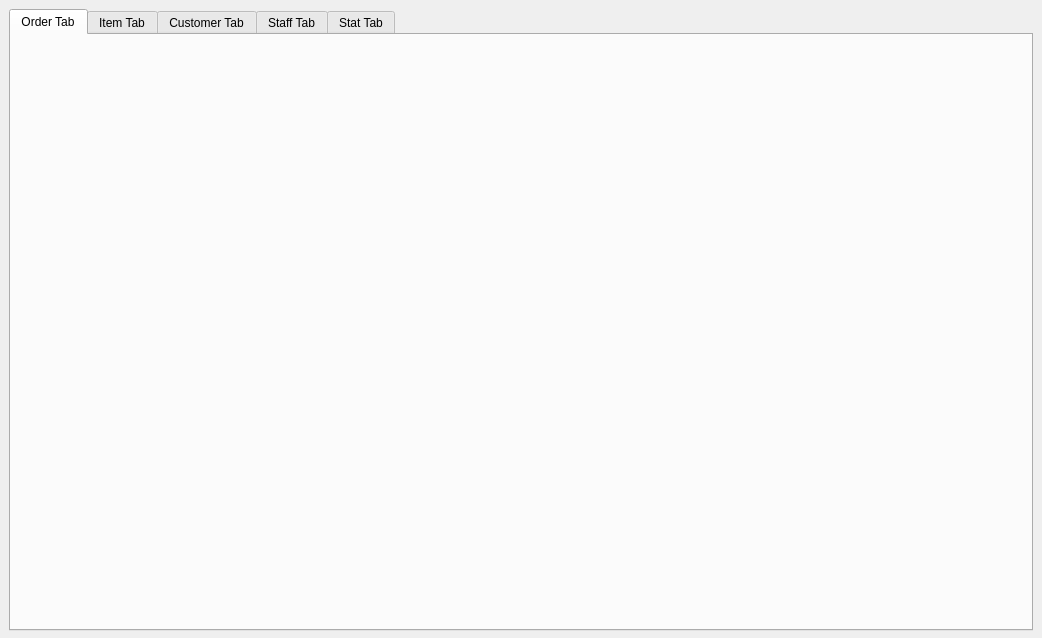
nivcoo/CESI-POO, file window/main/mainwindow.ui: the form before one commit.
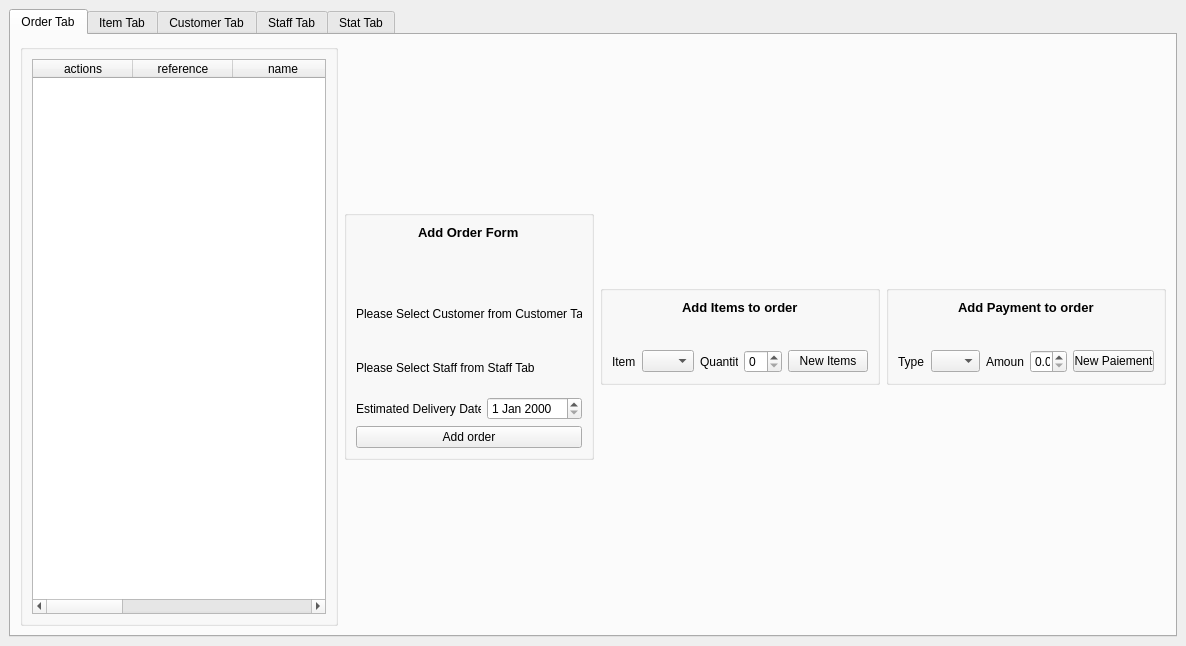
The form after the commit. The open tabs and pages were chosen to show the change.

Commit message: improv. change struct and add order tab without correct table

What changed in the file:
```diff
--- a/window/main/mainwindow.ui
+++ b/window/main/mainwindow.ui
@@ -6,8 +6,8 @@
    <rect>
     <x>0</x>
     <y>0</y>
-    <width>1042</width>
-    <height>638</height>
+    <width>1186</width>
+    <height>646</height>
    </rect>
   </property>
   <property name="minimumSize">
@@ -68,6 +68,400 @@
          <attribute name="title">
           <string>Order Tab</string>
          </attribute>
+         <layout class="QHBoxLayout" name="orderTabL">
+          <item>
+           <widget class="QGroupBox" name="orderFormBox1">
+            <layout class="QHBoxLayout" name="orderFormLBox1">
+             <item>
+              <widget class="QTableWidget" name="orderListTable">
+               <property name="autoFillBackground">
+                <bool>false</bool>
+               </property>
+               <property name="styleSheet">
+                <string notr="true"/>
+               </property>
+               <property name="editTriggers">
+                <set>QAbstractItemView::NoEditTriggers</set>
+               </property>
+               <property name="showGrid">
+                <bool>true</bool>
+               </property>
+               <property name="gridStyle">
+                <enum>Qt::SolidLine</enum>
+               </property>
+               <property name="sortingEnabled">
+                <bool>true</bool>
+               </property>
+               <attribute name="verticalHeaderShowSortIndicator" stdset="0">
+                <bool>false</bool>
+               </attribute>
+               <column>
+                <property name="text">
+                 <string>actions</string>
+                </property>
+               </column>
+               <column>
+                <property name="text">
+                 <string>reference</string>
+                </property>
+               </column>
+               <column>
+                <property name="text">
+                 <string>name</string>
+                </property>
+               </column>
+               <column>
+                <property name="text">
+                 <string>resuply_threshold</string>
+                </property>
+               </column>
+               <column>
+                <property name="text">
+                 <string>quantity</string>
+                </property>
+               </column>
+               <column>
+                <property name="text">
+                 <string>price_ht</string>
+                </property>
+               </column>
+               <column>
+                <property name="text">
+                 <string>vat</string>
+                </property>
+               </column>
+              </widget>
+             </item>
+            </layout>
+           </widget>
+          </item>
+          <item>
+           <widget class="QGroupBox" name="orderFormBox2">
+            <property name="minimumSize">
+             <size>
+              <width>250</width>
+              <height>250</height>
+             </size>
+            </property>
+            <property name="maximumSize">
+             <size>
+              <width>250</width>
+              <height>250</height>
+             </size>
+            </property>
+            <layout class="QVBoxLayout" name="orderFormLBox2">
+             <property name="sizeConstraint">
+              <enum>QLayout::SetNoConstraint</enum>
+             </property>
+             <item>
+              <layout class="QVBoxLayout" name="orderFormTitleLayout">
+               <item alignment="Qt::AlignHCenter|Qt::AlignTop">
+                <widget class="QLabel" name="titleOrder">
+                 <property name="sizePolicy">
+                  <sizepolicy hsizetype="Preferred" vsizetype="Preferred">
+                   <horstretch>0</horstretch>
+                   <verstretch>0</verstretch>
+                  </sizepolicy>
+                 </property>
+                 <property name="font">
+                  <font>
+                   <family>MS Shell Dlg 2</family>
+                   <pointsize>10</pointsize>
+                   <weight>75</weight>
+                   <bold>true</bold>
+                  </font>
+                 </property>
+                 <property name="accessibleName">
+                  <string>titleorder</string>
+                 </property>
+                 <property name="text">
+                  <string>Add Order Form</string>
+                 </property>
+                </widget>
+               </item>
+              </layout>
+             </item>
+             <item>
+              <widget class="QLineEdit" name="orderFormStaffID">
+               <property name="styleSheet">
+                <string notr="true">width:0px;
+                                                                    height:0px;
+                                                                    border:none;
+
+                                                                </string>
+               </property>
+              </widget>
+             </item>
+             <item>
+              <widget class="QLineEdit" name="orderFormCustomerID">
+               <property name="styleSheet">
+                <string notr="true">width:0px;
+                                                                    height:0px;
+                                                                    border:none;
+
+                                                                </string>
+               </property>
+              </widget>
+             </item>
+             <item>
+              <layout class="QHBoxLayout" name="orderH2">
+               <item>
+                <layout class="QGridLayout" name="orderH3">
+                 <item row="0" column="0">
+                  <widget class="QLabel" name="orderL1">
+                   <property name="text">
+                    <string>Please Select Customer from Customer Tab</string>
+                   </property>
+                  </widget>
+                 </item>
+                </layout>
+               </item>
+              </layout>
+             </item>
+             <item>
+              <layout class="QHBoxLayout" name="orderH4">
+               <item>
+                <layout class="QHBoxLayout" name="orderH5">
+                 <item>
+                  <widget class="QLabel" name="orderL3">
+                   <property name="text">
+                    <string>Please Select Staff from Staff Tab</string>
+                   </property>
+                  </widget>
+                 </item>
+                </layout>
+               </item>
+              </layout>
+             </item>
+             <item>
+              <layout class="QHBoxLayout" name="orderH6">
+               <item>
+                <layout class="QHBoxLayout" name="orderH7">
+                 <item>
+                  <widget class="QLabel" name="orderL5">
+                   <property name="text">
+                    <string>Estimated Delivery Date</string>
+                   </property>
+                  </widget>
+                 </item>
+                 <item>
+                  <widget class="QDateEdit" name="orderFormEstimatedDeliveryDate"/>
+                 </item>
+                </layout>
+               </item>
+              </layout>
+             </item>
+             <item>
+              <layout class="QHBoxLayout" name="orderH16">
+               <item>
+                <widget class="QPushButton" name="pushButtonAddOrder">
+                 <property name="cursor">
+                  <cursorShape>PointingHandCursor</cursorShape>
+                 </property>
+                 <property name="accessibleName">
+                  <string>pushButtonAddorder</string>
+                 </property>
+                 <property name="autoFillBackground">
+                  <bool>false</bool>
+                 </property>
+                 <property name="text">
+                  <string>Add order</string>
+                 </property>
+                </widget>
+               </item>
+              </layout>
+             </item>
+            </layout>
+           </widget>
+          </item>
+          <item>
+           <widget class="QGroupBox" name="orderFormBox3">
+            <property name="minimumSize">
+             <size>
+              <width>280</width>
+              <height>100</height>
+             </size>
+            </property>
+            <property name="maximumSize">
+             <size>
+              <width>280</width>
+              <height>100</height>
+             </size>
+            </property>
+            <property name="title">
+             <string/>
+            </property>
+            <layout class="QVBoxLayout" name="orderFormLBox3">
+             <item>
+              <layout class="QVBoxLayout" name="orderFormTitleItemLayout">
+               <item alignment="Qt::AlignHCenter|Qt::AlignTop">
+                <widget class="QLabel" name="titleItemOrder">
+                 <property name="sizePolicy">
+                  <sizepolicy hsizetype="Preferred" vsizetype="Preferred">
+                   <horstretch>0</horstretch>
+                   <verstretch>0</verstretch>
+                  </sizepolicy>
+                 </property>
+                 <property name="font">
+                  <font>
+                   <family>MS Shell Dlg 2</family>
+                   <pointsize>10</pointsize>
+                   <weight>75</weight>
+                   <bold>true</bold>
+                  </font>
+                 </property>
+                 <property name="accessibleName">
+                  <string>titleItemOrder</string>
+                 </property>
+                 <property name="text">
+                  <string>Add Items to order</string>
+                 </property>
+                </widget>
+               </item>
+              </layout>
+             </item>
+             <item>
+              <layout class="QHBoxLayout" name="orderH17_2">
+               <item>
+                <layout class="QHBoxLayout" name="orderH18_2">
+                 <item>
+                  <widget class="QLabel" name="orderL6">
+                   <property name="text">
+                    <string>Item</string>
+                   </property>
+                  </widget>
+                 </item>
+                 <item>
+                  <widget class="QComboBox" name="orderFormItemSelect"/>
+                 </item>
+                </layout>
+               </item>
+               <item>
+                <layout class="QHBoxLayout" name="orderH19_2">
+                 <item>
+                  <widget class="QLabel" name="orderL7">
+                   <property name="text">
+                    <string>Quantity</string>
+                   </property>
+                  </widget>
+                 </item>
+                 <item>
+                  <widget class="QSpinBox" name="orderFormItemQuantity"/>
+                 </item>
+                </layout>
+               </item>
+               <item>
+                <layout class="QHBoxLayout" name="orderH20_2">
+                 <item>
+                  <widget class="QPushButton" name="pushButtonAddItemToOrder">
+                   <property name="text">
+                    <string>New Items</string>
+                   </property>
+                  </widget>
+                 </item>
+                </layout>
+               </item>
+              </layout>
+             </item>
+            </layout>
+           </widget>
+          </item>
+          <item>
+           <widget class="QGroupBox" name="orderFormBox4">
+            <property name="minimumSize">
+             <size>
+              <width>280</width>
+              <height>100</height>
+             </size>
+            </property>
+            <property name="maximumSize">
+             <size>
+              <width>280</width>
+              <height>100</height>
+             </size>
+            </property>
+            <property name="title">
+             <string/>
+            </property>
+            <layout class="QVBoxLayout" name="orderFormLBox4">
+             <item>
+              <layout class="QVBoxLayout" name="orderFormTitlePaymentLayout">
+               <item alignment="Qt::AlignHCenter|Qt::AlignTop">
+                <widget class="QLabel" name="titlePaymentOrder">
+                 <property name="sizePolicy">
+                  <sizepolicy hsizetype="Preferred" vsizetype="Preferred">
+                   <horstretch>0</horstretch>
+                   <verstretch>0</verstretch>
+                  </sizepolicy>
+                 </property>
+                 <property name="font">
+                  <font>
+                   <family>MS Shell Dlg 2</family>
+                   <pointsize>10</pointsize>
+                   <weight>75</weight>
+                   <bold>true</bold>
+                  </font>
+                 </property>
+                 <property name="whatsThis">
+                  <string/>
+                 </property>
+                 <property name="accessibleName">
+                  <string>titlePaymentOrder</string>
+                 </property>
+                 <property name="text">
+                  <string>Add Payment to order</string>
+                 </property>
+                </widget>
+               </item>
+              </layout>
+             </item>
+             <item>
+              <layout class="QHBoxLayout" name="orderH17">
+               <item>
+                <layout class="QHBoxLayout" name="orderH18">
+                 <item>
+                  <widget class="QLabel" name="orderL8">
+                   <property name="text">
+                    <string>Type</string>
+                   </property>
+                  </widget>
+                 </item>
+                 <item>
+                  <widget class="QComboBox" name="orderFormPaymentSelect"/>
+                 </item>
+                </layout>
+               </item>
+               <item>
+                <layout class="QHBoxLayout" name="orderH19">
+                 <item>
+                  <widget class="QLabel" name="orderL9">
+                   <property name="text">
+                    <string>Amount</string>
+                   </property>
+                  </widget>
+                 </item>
+                 <item>
+                  <widget class="QDoubleSpinBox" name="orderFormPaymentAmount"/>
+                 </item>
+                </layout>
+               </item>
+               <item>
+                <layout class="QHBoxLayout" name="orderH20">
+                 <item>
+                  <widget class="QPushButton" name="pushButtonAddPaymentToOrder">
+                   <property name="text">
+                    <string>New Paiement</string>
+                   </property>
+                  </widget>
+                 </item>
+                </layout>
+               </item>
+              </layout>
+             </item>
+            </layout>
+           </widget>
+          </item>
+         </layout>
         </widget>
         <widget class="QWidget" name="itemTab">
          <attribute name="title">
```
Left out of the diff: 48 changed lines with no effect on the pictures. Lines whose indentation alone changed are shown as unchanged. The commit also changes 17 other files.
